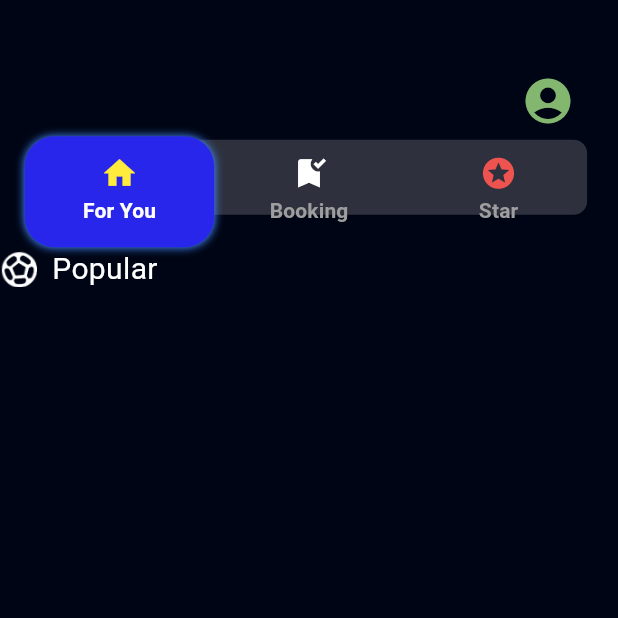
After one commit to sinancholakkal/EchoBooking-turf-user, a Flutter app: the ScreenHome screen opened directly, on a phone screen of 412 x 824 dp, the top half of it. The commit adds this screen. Run offline on Flutter 3.47's test engine with Material 3 defaults, Android fonts, the light colour scheme and no system bars; our stand-ins replace get.

Commit message:
home screen 3 tab created

```diff
--- /dev/null
+++ b/lib/core/constent/size/size.dart
@@ -0,0 +1,3 @@
+const double iconSizePerson = 36;
+
+const homeTabIconSize = 25.0;
--- a/lib/core/constent/text_constend.dart
+++ b/lib/core/constent/text/text_constend.dart
@@ -7,3 +7,6 @@ const textLoginButton = "Login";
 
 //sign up
 const textSignUpButton = "Sign up";
+
+//Home tab
+const popularText = "Popular";
--- a/lib/core/theme/colors.dart
+++ b/lib/core/theme/colors.dart
@@ -1,4 +1,12 @@
 import 'package:flutter/material.dart';
 
-final backGroundColor = Color.fromARGB(255, 3, 2, 37);
+// final backGroundColor = Color.fromARGB(255, 3, 2, 37);
+final backGroundColor = Color.fromARGB(255, 0, 5, 21);
 final kWhite = Colors.white;
+const iconColorPerson = Color.fromARGB(255, 131, 183, 111);
+
+//home sceen--
+const searchBgColor = Color.fromARGB(74, 158, 158, 158);
+const homeIconColor = Colors.yellow;
+const bookingIconColor = Colors.white;
+final starIconColor = Colors.red[400];
--- /dev/null
+++ b/lib/feature/presentation/pages/home_screen/home_screen.dart
@@ -0,0 +1,145 @@
+import 'package:echo_booking/core/constent/size/size.dart';
+import 'package:echo_booking/core/theme/colors.dart';
+import 'package:echo_booking/feature/presentation/pages/home_screen/widgets/home_tab.dart';
+import 'package:flutter/cupertino.dart';
+import 'package:flutter/material.dart';
+import 'package:flutter/rendering.dart';
+
+class ScreenHome extends StatefulWidget {
+  const ScreenHome({super.key});
+
+  @override
+  State<ScreenHome> createState() => _ScreenHomeState();
+}
+
+class _ScreenHomeState extends State<ScreenHome> {
+  double tabOpacity = 1;
+  double tabRadius = 20;
+  bool iconVisible = true;
+  @override
+  Widget build(BuildContext context) {
+    double screenWidth = MediaQuery.of(context).size.width;
+    double screenHeight = MediaQuery.of(context).size.height;
+    return DefaultTabController(
+      length: 3,
+      initialIndex: 0,
+      child: Scaffold(
+        backgroundColor: backGroundColor,
+        body: NestedScrollView(
+          headerSliverBuilder: (context, innerBoxIsScrolled) {
+            return [
+              SliverAppBar(
+                automaticallyImplyLeading: false,
+                elevation: 0,
+
+                // backgroundColor: Colors.black,
+                // expandedHeight: 150.0,
+                // floating: false,
+                // pinned: true,
+                toolbarHeight: kTabLabelPadding.horizontal,
+                expandedHeight: screenHeight *0.20,
+                floating: false,
+                pinned: true,
+                backgroundColor: backGroundColor,
+                primary: true,
+                forceElevated: false,
+
+                flexibleSpace: FlexibleSpaceBar(
+                  background: Padding(
+                    padding:
+                        EdgeInsets.symmetric(horizontal: screenWidth * 0.05),
+                    child: Column(
+                      children: [
+                        Column(
+                          children: [
+                            SizedBox(
+                              height: screenHeight * 0.05,
+                            ),
+                            // account icon button-----------------
+                            Align(
+                              alignment: Alignment.topRight,
+                              child: IconButton(
+                                onPressed: () {},
+                                icon: Icon(
+                                  Icons.account_circle,
+                                  color: iconColorPerson,
+                                  size: iconSizePerson,
+                                ),
+                              ),
+                            ),
+                            //search----------------
+                            SizedBox(
+                              height: 50,
+                              child: CupertinoSearchTextField(
+                                itemColor: Colors.white60,
+                                itemSize: 26,
+                                backgroundColor: searchBgColor,
+                              ),
+                            ),
+                          ],
+                        ),
+                      ],
+                    ),
+                  ),
+                ),
+                bottom: PreferredSize(
+                  preferredSize: Size.fromHeight(60.0),
+                  child: Padding(
+                    padding:  EdgeInsets.symmetric(horizontal: screenWidth * 0.04),
+                    child: TabBar(
+                      labelStyle: TextStyle(
+                        fontWeight: FontWeight.bold
+                      ),
+                      dividerColor: Colors.transparent,
+                      indicatorSize: TabBarIndicatorSize.tab,
+                      indicator: BoxDecoration(
+                        color: const Color.fromARGB(255, 41, 38, 236),
+                        borderRadius: BorderRadius.circular(tabRadius),
+                        boxShadow: [
+                          BoxShadow(
+                            color: Colors.blueAccent,
+                            blurRadius: 4.0,
+                          ),
+                        ],
+                      ),
+                      labelColor: kWhite,
+                      unselectedLabelColor: Colors.grey,
+                      tabs: [
+                        Tab(
+                          icon: Icon(Icons.home,color: homeIconColor,size: homeTabIconSize,),
+                          text: "For You",
+                        ),
+                        Tab(
+                          icon: Icon(Icons.bookmark_added,size: homeTabIconSize,color: bookingIconColor,),
+                          text: "Booking",
+                        ),
+                        Tab(
+                          icon: Icon(Icons.stars,size: homeTabIconSize,color:starIconColor,),
+                          text: "Star",
+
+                        )
+                      ],
+                    ),
+                  ),
+                ),
+              ),
+            ];
+          },
+          body: TabBarView(
+            children: [
+              HomeTab(),
+              Text(
+                "22222222222222222",
+                style: TextStyle(color: Colors.white),
+              ),
+              Text(
+                "333333333333333333",
+                style: TextStyle(color: Colors.white),
+              ),
+            ],
+          ),
+        ),
+      ),
+    );
+  }
+}
--- /dev/null
+++ b/lib/feature/presentation/pages/home_screen/widgets/home_tab.dart
@@ -0,0 +1,38 @@
+import 'package:echo_booking/core/constent/text/text_constend.dart';
+import 'package:echo_booking/core/theme/colors.dart';
+import 'package:flutter/cupertino.dart';
+
+class HomeTab extends StatelessWidget {
+  const HomeTab({super.key});
+
+  @override
+  Widget build(BuildContext context) {
+    double screenWidth = MediaQuery.of(context).size.width;
+    double screenHeight = MediaQuery.of(context).size.width;
+    return SingleChildScrollView(
+      child: Column(
+        children: [
+          Align(
+            alignment: Alignment.topLeft,
+            child: Row(
+              mainAxisSize: MainAxisSize.min,
+              children: [
+                SizedBox(
+                  width: screenWidth *0.06,
+                  child: Image.asset("asset/icons/football.png"),
+                ),
+                Padding(
+                  padding: const EdgeInsets.only(left: 10),
+                  child: Text(popularText,style: TextStyle(
+                    color: kWhite,
+                    fontSize: 20
+                  ),),
+                )
+              ],
+            ),
+          )
+        ],
+      ),
+    );
+  }
+}
--- a/lib/feature/presentation/pages/screen_login/screen_login.dart
+++ b/lib/feature/presentation/pages/screen_login/screen_login.dart
@@ -1,11 +1,11 @@
-import 'package:echo_booking/core/constent/text_constend.dart';
+import 'package:echo_booking/core/constent/text/text_constend.dart';
 import 'package:echo_booking/core/theme/colors.dart';
+import 'package:echo_booking/feature/presentation/pages/home_screen/home_screen.dart';
 import 'package:echo_booking/feature/presentation/pages/sign_up/screen_sign_up.dart';
 import 'package:echo_booking/feature/presentation/widgets/custom_button.dart';
 import 'package:echo_booking/feature/presentation/widgets/heading_text.dart';
 import 'package:echo_booking/feature/presentation/widgets/rich_text_widget.dart';
 import 'package:echo_booking/feature/presentation/widgets/text_form_widget.dart';
-import 'package:flutter/gestures.dart';
 import 'package:flutter/material.dart';
 import 'package:get/get.dart';
 
@@ -86,11 +86,15 @@ class ScreenLogin extends StatelessWidget {
               //Login button------------
               Center(
                 child: CustomButton(
+                  onTap: (){
+                    Get.to(ScreenHome());
+                  },
                   screenWidth: screenWidth,
                   text: textLoginButton,
                 ),
               ),
               SizedBox(height: 08,),
+              //Rich text --------------------------------
               Center(
                 child: RichTextWidget(
                   text: "Don’t have an account?",
--- a/lib/feature/presentation/pages/screen_welcome/screen_welcome.dart
+++ b/lib/feature/presentation/pages/screen_welcome/screen_welcome.dart
@@ -1,5 +1,5 @@
-import 'package:echo_booking/core/constent/image_constand.dart';
-import 'package:echo_booking/core/constent/text_constend.dart';
+import 'package:echo_booking/core/constent/image/image_constand.dart';
+import 'package:echo_booking/core/constent/text/text_constend.dart';
 import 'package:echo_booking/core/theme/colors.dart';
 import 'package:echo_booking/feature/presentation/pages/sign_up/screen_sign_up.dart';
 import 'package:echo_booking/feature/presentation/widgets/custom_button.dart';
--- a/lib/feature/presentation/pages/sign_up/screen_sign_up.dart
+++ b/lib/feature/presentation/pages/sign_up/screen_sign_up.dart
@@ -1,4 +1,4 @@
-import 'package:echo_booking/core/constent/text_constend.dart';
+import 'package:echo_booking/core/constent/text/text_constend.dart';
 import 'package:echo_booking/core/theme/colors.dart';
 import 'package:echo_booking/feature/presentation/pages/screen_login/screen_login.dart';
 import 'package:echo_booking/feature/presentation/widgets/custom_button.dart';
--- a/pubspec.yaml
+++ b/pubspec.yaml
@@ -62,6 +62,7 @@ flutter:
   assets:
     - asset/beckham-david-male-males-wallpaper-preview-removebg-preview.png
     - asset/icons/icons8-google-48.png
+    - asset/icons/football.png
 
   # An image asset can refer to one or more resolution-specific "variants", see
   # https://flutter.dev/to/resolution-aware-images
```
Also changed, not shown: asset/icons/football.png (added), lib/core/constent/image/image_constand.dart (renamed from lib/core/constent/image_constand.dart).
